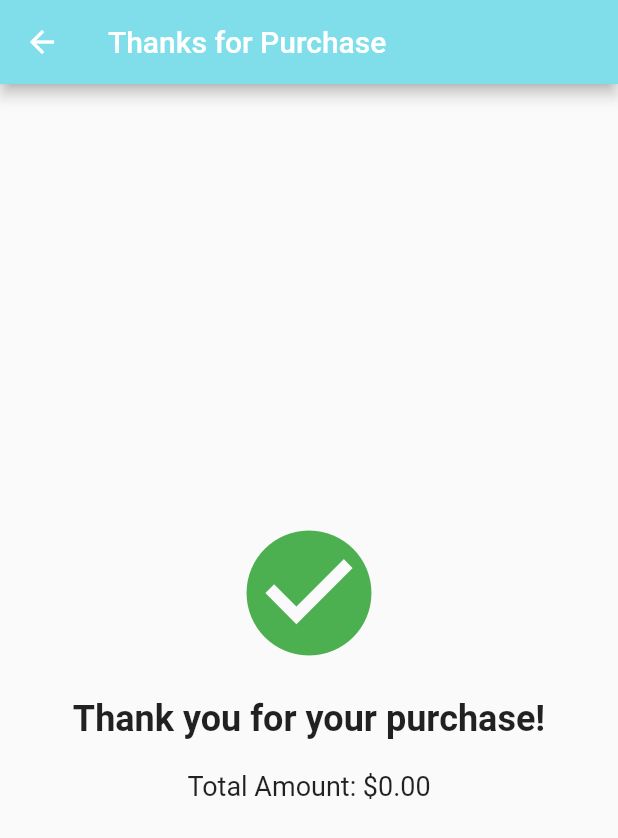
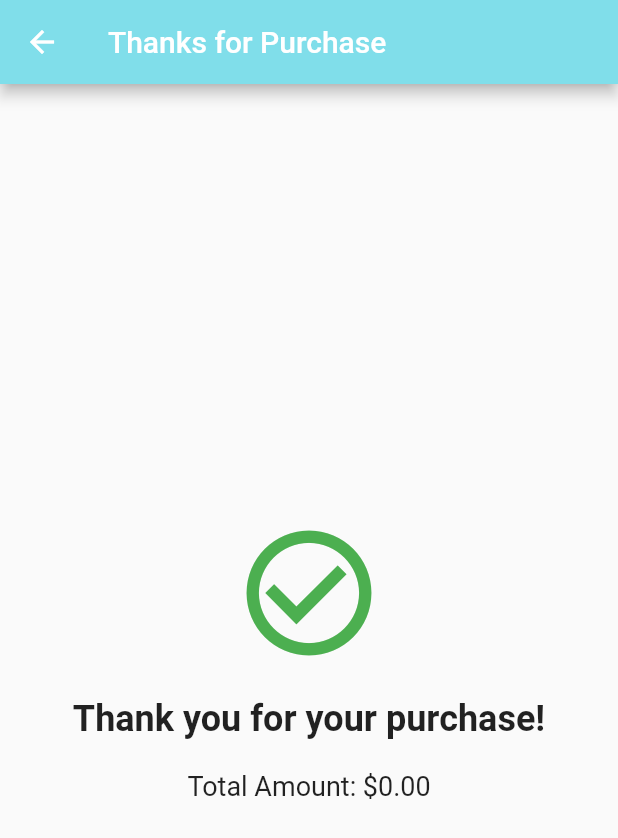
Before and after one commit to SamiRida/project1, a Flutter app: the Checkout screen opened directly with empty values, on a phone screen of 412 x 824 dp. Shown: the top 838 px of the screen. Run offline on Flutter 3.47's test engine with Material 2 defaults, Android fonts, the phone set to English and light mode, and no system bars.

Commit message:
update Icon

```diff
--- a/lib/checkout.dart
+++ b/lib/checkout.dart
@@ -23,7 +23,7 @@ class Checkout extends StatelessWidget {
           children: [
             const Icon(
 
-              Icons.check_circle,   color: Colors.green,   size: 100,
+              Icons.check_circle_outline,   color: Colors.green,   size: 100,
 
               ),
 
```
